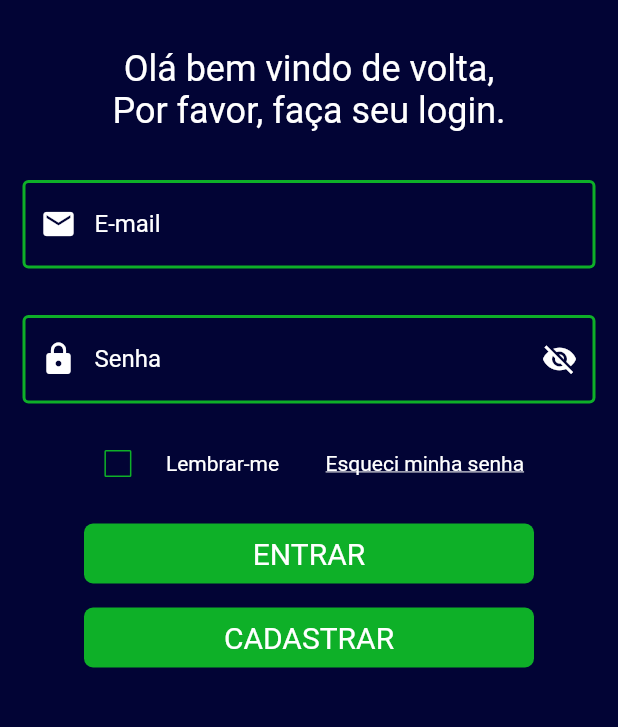
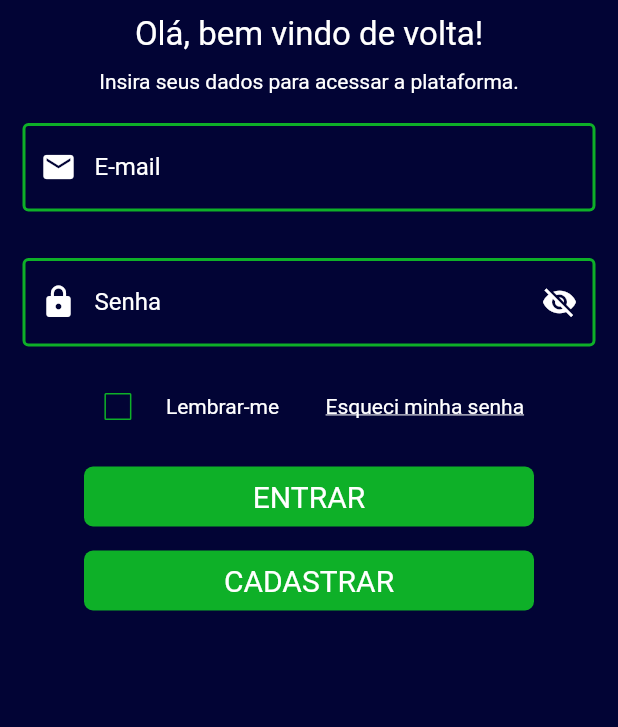
Before and after one commit to visued/HackatonG3X, a Flutter app: the screen it shows after launch, on a phone screen of 412 x 824 dp, the part 315-1042 px from its top. Run offline on Flutter 3.47's test engine with Material 2 defaults, Android fonts, the phone set to English and light mode, and no system bars; our stand-ins replace camera, dio, flutter_secure_storage, google_maps_flutter, pin_code_fields; Roboto replaces fonts that are missing (RobotoRegular).

Commit message:
Alterações na tela de login

```diff
--- a/front/fiscaliza_front/lib/src/screens/login_screen.dart
+++ b/front/fiscaliza_front/lib/src/screens/login_screen.dart
@@ -44,18 +44,21 @@ class _LoginScreenState extends State<LoginScreen> {
               ),
             ),
             SizedBox(
-              height: 32.0,
+              height: 10.0,
             ),
             Text(
-              'Olá bem vindo de volta,',
-              style: TextStyle(color: Colors.white, fontSize: 24),
+              'Olá, bem vindo de volta!',
+              style: TextStyle(color: Colors.white, fontSize: 22),
+            ),
+            SizedBox(
+              height: 10.0,
             ),
             Text(
-              'Por favor, faça seu login.',
-              style: TextStyle(color: Colors.white, fontSize: 24),
+              'Insira seus dados para acessar a plataforma.',
+              style: TextStyle(color: Colors.white, fontSize: 14),
             ),
             SizedBox(
-              height: 32.0,
+              height: 20.0,
             ),
             Padding(
               padding: EdgeInsets.symmetric(horizontal: 15),
```
